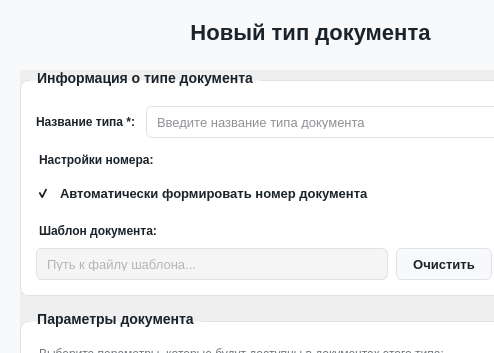
First picture: the form in client/ui/system/document_types/document_type_dialog.ui, repository lerakaplich/Documents, before the edit; both pictures show x 0 to 494 and y 0 to 353 of the 621 by 620 pixel window.
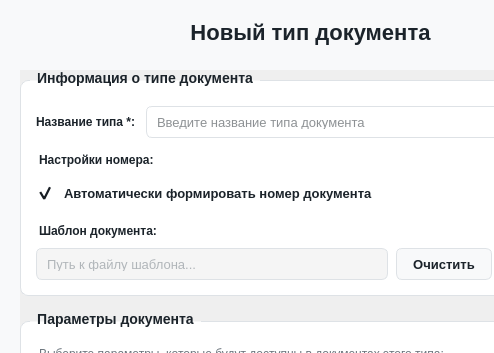
Second picture: the form after the edit. Icons and pictures are not drawn.

Diff of the .ui file:
```diff
--- a/client/ui/system/document_types/document_type_dialog.ui
+++ b/client/ui/system/document_types/document_type_dialog.ui
@@ -31,7 +31,10 @@
 QCheckBox::indicator {
     width: 18px;
     height: 18px;
-    image: url(&quot;D:/Documents/client/icons/cb_unchecked.svg&quot;);
+}
+
+QCheckBox::indicator:unchecked {
+    image: url(:/icons/cb_unchecked.svg);
 }
 
 QCheckBox::indicator:checked {
```
Left out of the diff: 2 changed lines with no effect on the pictures.
